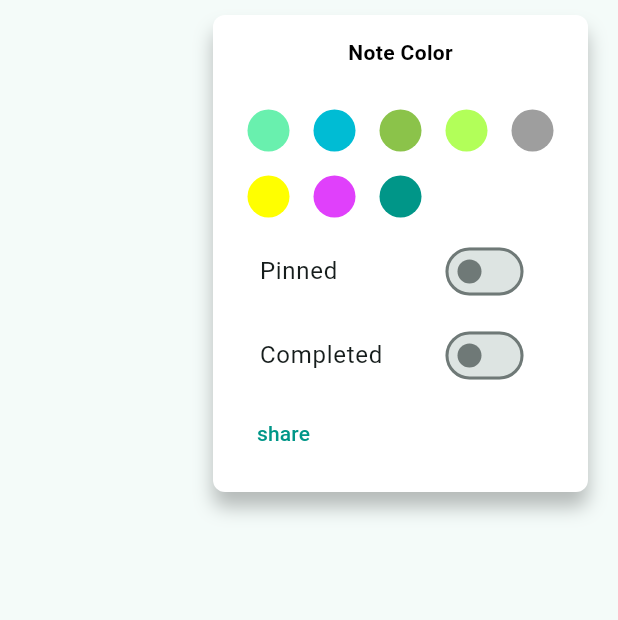
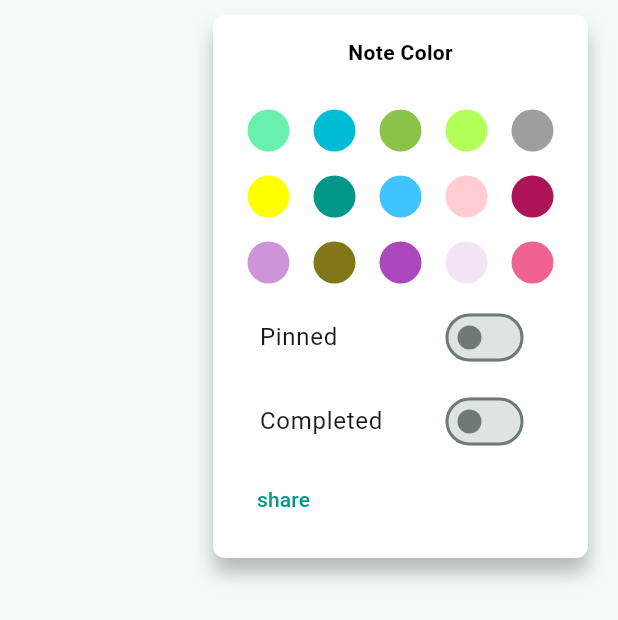
Before and after one commit to AnushkaMishra12/notes, a Flutter app: the ColorPickerDialog widget shown alone on an empty page, opened directly, on a phone screen of 412 x 824 dp. Shown: the top 620 px of the screen. Run offline on Flutter 3.47's test engine with Material 3 defaults, Android fonts, the phone set to English and light mode, and no system bars; our stand-ins replace font_awesome_flutter, get, shared_preferences; accounts and stored records are empty; network calls fail.

Commit message:
color added and update api integrated

```diff
--- a/lib/Widget/note_card.dart
+++ b/lib/Widget/note_card.dart
@@ -3,7 +3,6 @@ import 'package:font_awesome_flutter/font_awesome_flutter.dart';
 import 'package:get/get.dart';
 import 'package:notes/utils/ext.dart';
 import '../screen/dashboard/data/response_data.dart';
-import '../screen/dashboard/dialog/update_dialog.dart';
 import '../screen/dashboard/view/dashboard_controller.dart';
 
 class NoteCard extends StatelessWidget {
@@ -35,7 +34,7 @@ class NoteCard extends StatelessWidget {
             overflow: TextOverflow.ellipsis,
             note.title.toString(),
             style: const TextStyle(
-                color: Colors.orange,
+                color: Colors.black87,
                 fontWeight: FontWeight.bold,
                 fontSize: 16),
           ),
--- a/lib/screen/dashboard/view/dashboard_controller.dart
+++ b/lib/screen/dashboard/view/dashboard_controller.dart
@@ -9,7 +9,6 @@ class DashBoardController extends GetxController {
   var pendingNotes = <ResponseData>[].obs;
   var isLoading = true.obs;
   var loginResponse = ResponseData(title: '', description: '').obs;
-
   final formKey = GlobalKey<FormState>();
   static DashBoardController get to => Get.find();
 
--- a/lib/screen/detail/dialog/color_picker_dialog.dart
+++ b/lib/screen/detail/dialog/color_picker_dialog.dart
@@ -17,8 +17,15 @@ class ColorPickerDialog extends StatelessWidget {
     Colors.lightGreenAccent,
     Colors.grey,
     Colors.yellowAccent,
-    Colors.purpleAccent,
-    Colors.teal
+    Colors.teal,
+    Colors.lightBlueAccent,
+    const Color(0xFFFFCDD2),
+    const Color(0xFFAD1457),
+    const Color(0xFFCE93D8),
+    const Color(0xFF827717),
+    const Color(0xFFAB47BC),
+    const Color(0xFFF3E5F5),
+    const Color(0xFFF06292),
   ];
   final bool isPinned;
   final bool isCompleted;
```
Also changed, not shown: lib/screen/detail/view/detail_controller.dart (+11 -2 lines).
